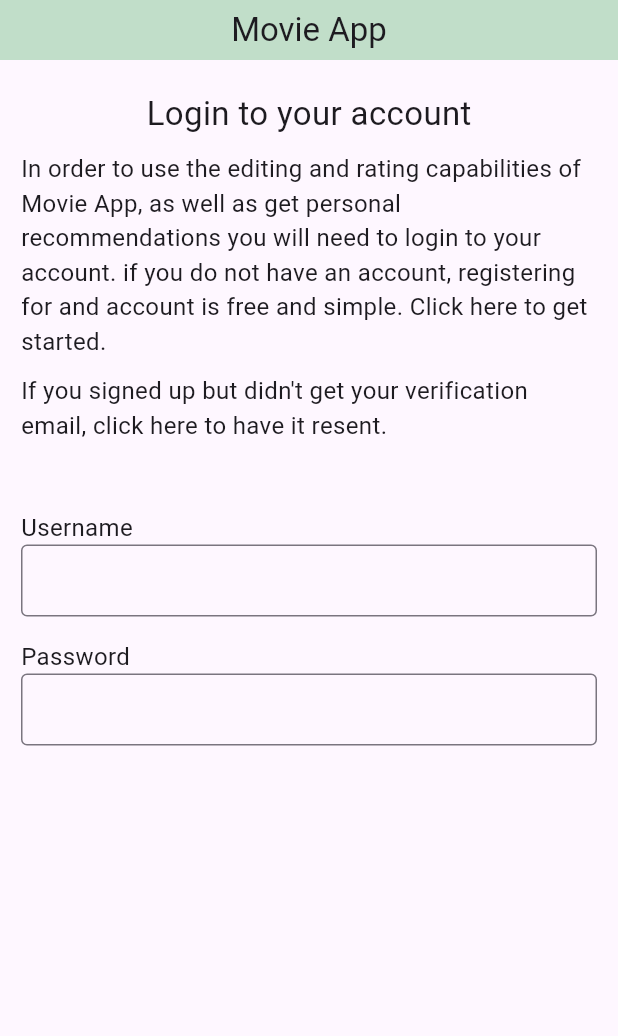
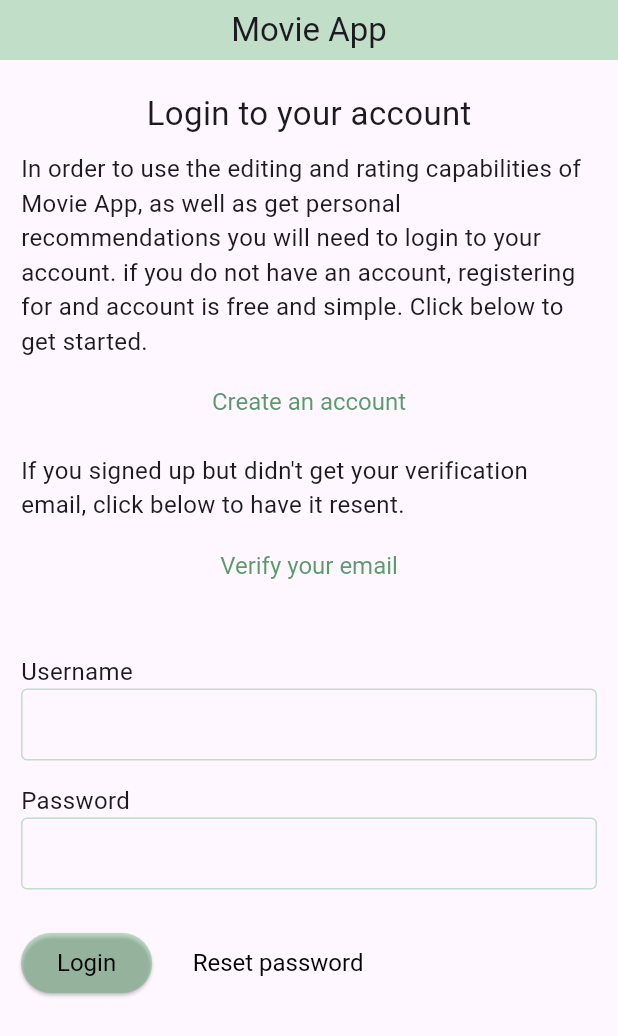
Before and after one commit to adalekorei/Movie_app, a Flutter app: the screen it shows after launch, on a phone screen of 412 x 824 dp. Shown: the top 1036 px of the screen. Run offline on Flutter 3.47's test engine with Material 3 defaults, Android fonts, the phone set to English and light mode, and no system bars.

Commit message:
added more ui

```diff
--- a/lib/widgets/auth.dart
+++ b/lib/widgets/auth.dart
@@ -38,15 +38,37 @@ class HeaderWidget extends StatelessWidget {
             Text('Login to your account', style: TextStyle(fontSize: 22)),
             SizedBox(height: 10),
             Text(
-              'In order to use the editing and rating capabilities of Movie App, as well as get personal recommendations you will need to login to your account. if you do not have an account, registering for and account is free and simple. Click here to get started.',
+              'In order to use the editing and rating capabilities of Movie App, as well as get personal recommendations you will need to login to your account. if you do not have an account, registering for and account is free and simple. Click below to get started.',
               style: TextStyle(fontSize: 16),
+            ),
+            SizedBox(height: 5),
+            TextButton(
+              style: ButtonStyle(
+                foregroundColor: WidgetStatePropertyAll(
+                  const Color.fromARGB(186, 30, 119, 51),
+                ),
+                textStyle: WidgetStatePropertyAll(TextStyle(fontSize: 16)),
+              ),
+              onPressed: () {},
+              child: Text('Create an account'),
             ),
             SizedBox(height: 10),
             Text(
-              "If you signed up but didn't get your verification email, click here to have it resent.",
+              "If you signed up but didn't get your verification email, click below to have it resent.",
               style: TextStyle(fontSize: 16),
             ),
-            SizedBox(height: 45),
+            SizedBox(height: 5),
+            TextButton(
+              style: ButtonStyle(
+                foregroundColor: WidgetStatePropertyAll(
+                  const Color.fromARGB(186, 30, 119, 51),
+                ),
+                textStyle: WidgetStatePropertyAll(TextStyle(fontSize: 16)),
+              ),
+              onPressed: () {},
+              child: Text('Verify your email'),
+            ),
+            SizedBox(height: 25),
             FormWidget(),
           ],
         ),
@@ -65,16 +87,88 @@ class FormWidget extends StatefulWidget {
 }
 
 class _FormWidgetState extends State<FormWidget> {
+  final _loginTextController = TextEditingController();
+  final _passwordTextController = TextEditingController();
+  String? errorText = null;
+
+  void _auth() {
+    final login = _loginTextController.text;
+    final password = _passwordTextController.text;
+
+    if (login == 'qwerty' && password == 'qwerty') {
+      errorText = null;
+      print('opening');
+    } else {
+      errorText = 'Login or password is not correct!';
+    }
+    setState(() {});
+  }
+
+  void _resetPassword() {
+    print('Reset password');
+  }
+
   @override
   Widget build(BuildContext context) {
     return Column(
       crossAxisAlignment: CrossAxisAlignment.start,
       children: [
+        if (errorText != null)
+          Text('$errorText', style: TextStyle(fontSize: 16, color: Colors.red)),
+          SizedBox(height: 10),
         Text('Username', style: TextStyle(fontSize: 16)),
-        TextField(decoration: InputDecoration(contentPadding: EdgeInsets.symmetric(horizontal: 5,), border: OutlineInputBorder()), ),
+        TextField(
+          controller: _loginTextController,
+          decoration: InputDecoration(
+            enabledBorder: OutlineInputBorder(
+              borderSide: BorderSide(
+                color: const Color.fromARGB(90, 82, 175, 102),
+              ),
+            ),
+            contentPadding: EdgeInsets.symmetric(horizontal: 5),
+            border: OutlineInputBorder(),
+          ),
+        ),
         SizedBox(height: 15),
         Text('Password', style: TextStyle(fontSize: 16)),
-        TextField(decoration: InputDecoration(contentPadding: EdgeInsets.symmetric(horizontal: 5,), border: OutlineInputBorder()),)
+        TextField(
+          controller: _passwordTextController,
+          obscureText: true,
+          decoration: InputDecoration(
+            enabledBorder: OutlineInputBorder(
+              borderSide: BorderSide(
+                color: const Color.fromARGB(90, 82, 175, 102),
+              ),
+            ),
+            contentPadding: EdgeInsets.symmetric(horizontal: 5),
+            border: OutlineInputBorder(),
+          ),
+        ),
+        SizedBox(height: 25),
+        Row(
+          children: [
+            ElevatedButton(
+              style: ButtonStyle(
+                backgroundColor: WidgetStatePropertyAll(
+                  const Color.fromARGB(90, 82, 175, 102),
+                ),
+                foregroundColor: WidgetStatePropertyAll(Colors.black),
+                textStyle: WidgetStatePropertyAll(TextStyle(fontSize: 16)),
+              ),
+              onPressed: _auth,
+              child: const Text('Login'),
+            ),
+            SizedBox(width: 15),
+            TextButton(
+              style: ButtonStyle(
+                foregroundColor: WidgetStatePropertyAll(Colors.black),
+                textStyle: WidgetStatePropertyAll(TextStyle(fontSize: 16)),
+              ),
+              onPressed: _resetPassword,
+              child: Text('Reset password'),
+            ),
+          ],
+        ),
       ],
     );
   }
```
